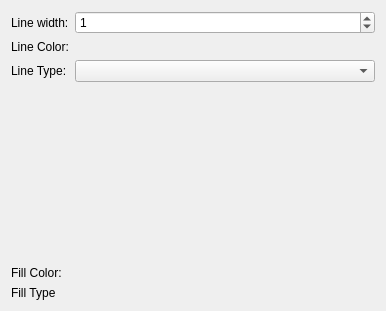
Before: the Qt Designer form src/propertypages/propertypagerectangle.ui in HamedMasafi/QtReport, drawn with Qt 5.
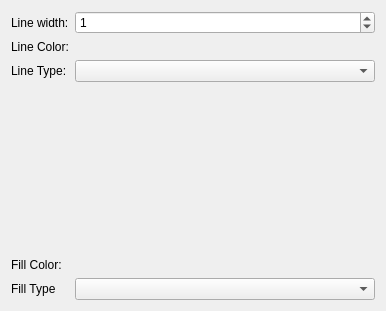
After: the same form once the commit is applied.

Commit message: fill type combobox

Patch:
```diff
--- a/src/propertypages/propertypagerectangle.ui
+++ b/src/propertypages/propertypagerectangle.ui
@@ -112,6 +112,9 @@
        <property name="rowWrapPolicy">
         <enum>QFormLayout::WrapLongRows</enum>
        </property>
+       <item row="0" column="0" colspan="2">
+        <widget class="QComboBox" name="comboBoxFillType"/>
+       </item>
       </layout>
      </item>
     </layout>
```
The commit also changes 12 other files.
